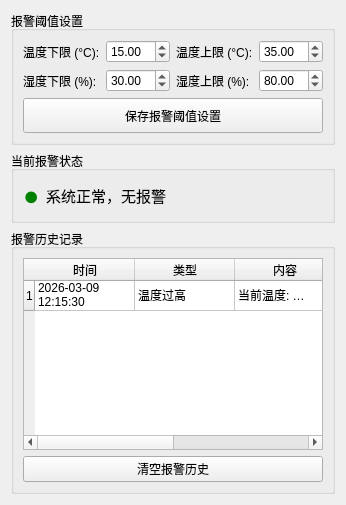
Qt form ui/alarmwidget.ui (pot-oie/SmartHome) before a commit.
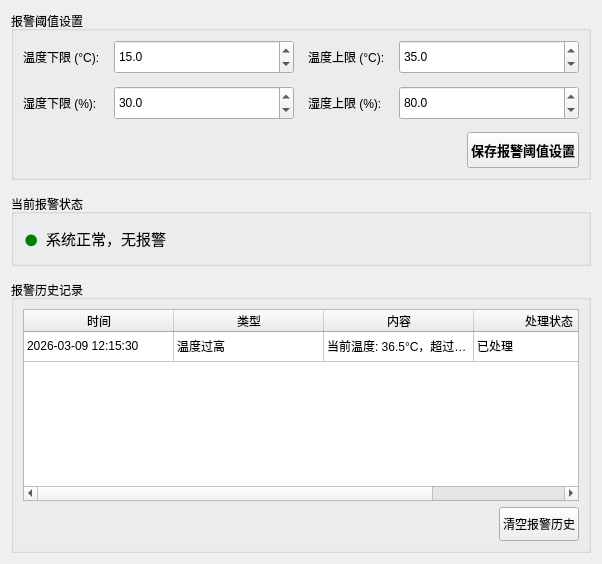
The same form after that commit.

Commit message: perf: 历史&报警UI

Diff of the .ui file:
```diff
--- a/ui/alarmwidget.ui
+++ b/ui/alarmwidget.ui
@@ -3,10 +3,19 @@
  <class>AlarmWidget</class>
  <widget class="QWidget" name="AlarmWidget">
   <layout class="QVBoxLayout" name="verticalLayout">
+    <property name="spacing">
+     <number>14</number>
+    </property>
    <item>
     <widget class="QGroupBox" name="groupBox_thresholds">
      <property name="title"><string>报警阈值设置</string></property>
      <layout class="QGridLayout" name="gridLayout_thresholds">
+        <property name="horizontalSpacing">
+         <number>14</number>
+        </property>
+        <property name="verticalSpacing">
+         <number>12</number>
+        </property>
       <item row="0" column="0">
        <widget class="QLabel" name="label_tempMin">
         <property name="text"><string>温度下限 (°C):</string></property>
@@ -14,6 +23,18 @@
       </item>
       <item row="0" column="1">
        <widget class="QDoubleSpinBox" name="doubleSpinBox_tempMin">
+          <property name="minimumSize">
+            <size>
+             <width>180</width>
+             <height>34</height>
+            </size>
+          </property>
+          <property name="decimals">
+            <number>1</number>
+          </property>
+          <property name="singleStep">
+            <double>0.500000000000000</double>
+          </property>
         <property name="minimum"><double>-20.000000000000000</double></property>
         <property name="maximum"><double>50.000000000000000</double></property>
         <property name="value"><double>15.000000000000000</double></property>
@@ -26,6 +47,18 @@
       </item>
       <item row="0" column="3">
        <widget class="QDoubleSpinBox" name="doubleSpinBox_tempMax">
+                <property name="minimumSize">
+                 <size>
+                    <width>180</width>
+                    <height>34</height>
+                 </size>
+                </property>
+                <property name="decimals">
+                 <number>1</number>
+                </property>
+                <property name="singleStep">
+                 <double>0.500000000000000</double>
+                </property>
         <property name="minimum"><double>-20.000000000000000</double></property>
         <property name="maximum"><double>50.000000000000000</double></property>
         <property name="value"><double>35.000000000000000</double></property>
@@ -38,6 +71,18 @@
       </item>
       <item row="1" column="1">
        <widget class="QDoubleSpinBox" name="doubleSpinBox_humidityMin">
+                <property name="minimumSize">
+                 <size>
+                    <width>180</width>
+                    <height>34</height>
+                 </size>
+                </property>
+                <property name="decimals">
+                 <number>1</number>
+                </property>
+                <property name="singleStep">
+                 <double>1.000000000000000</double>
+                </property>
         <property name="maximum"><double>100.000000000000000</double></property>
         <property name="value"><double>30.000000000000000</double></property>
        </widget>
@@ -49,15 +94,39 @@
       </item>
       <item row="1" column="3">
        <widget class="QDoubleSpinBox" name="doubleSpinBox_humidityMax">
+        <property name="minimumSize">
+         <size>
+          <width>180</width>
+          <height>34</height>
+         </size>
+        </property>
+        <property name="decimals">
+         <number>1</number>
+        </property>
+        <property name="singleStep">
+         <double>1.000000000000000</double>
+        </property>
         <property name="maximum"><double>100.000000000000000</double></property>
         <property name="value"><double>80.000000000000000</double></property>
        </widget>
       </item>
       <item row="2" column="0" colspan="4">
-       <widget class="QPushButton" name="btnSaveThresholds">
-        <property name="text"><string>保存报警阈值设置</string></property>
-        <property name="minimumSize"><size><width>0</width><height>35</height></size></property>
-       </widget>
+       <layout class="QHBoxLayout" name="horizontalLayout_thresholdAction">
+        <item>
+         <spacer name="horizontalSpacer_thresholdAction">
+          <property name="orientation"><enum>Qt::Horizontal</enum></property>
+          <property name="sizeHint" stdset="0"><size><width>40</width><height>20</height></size></property>
+         </spacer>
+        </item>
+        <item>
+         <widget class="QPushButton" name="btnSaveThresholds">
+          <property name="text"><string>保存报警阈值设置</string></property>
+          <property name="minimumSize"><size><width>0</width><height>36</height></size></property>
+          <property name="maximumSize"><size><width>220</width><height>40</height></size></property>
+          <property name="font"><font><pointsize>10</pointsize><weight>63</weight><bold>true</bold></font></property>
+         </widget>
+        </item>
+       </layout>
       </item>
      </layout>
     </widget>
@@ -95,7 +164,23 @@
      <layout class="QVBoxLayout" name="verticalLayout_history">
       <item>
        <widget class="QTableWidget" name="tableWidget_alarmLogs">
+                 <property name="sizePolicy">
+                    <sizepolicy hsizetype="Expanding" vsizetype="Expanding">
+                     <horstretch>0</horstretch>
+                     <verstretch>0</verstretch>
+                    </sizepolicy>
+                 </property>
         <property name="alternatingRowColors"><bool>true</bool></property>
+                 <property name="showGrid"><bool>true</bool></property>
+                 <property name="editTriggers">
+                    <set>QAbstractItemView::NoEditTriggers</set>
+                 </property>
+                 <property name="selectionMode">
+                    <enum>QAbstractItemView::SingleSelection</enum>
+                 </property>
+                 <property name="selectionBehavior">
+                    <enum>QAbstractItemView::SelectRows</enum>
+                 </property>
         <property name="columnCount"><number>4</number></property>
         <column><property name="text"><string>时间</string></property></column>
         <column><property name="text"><string>类型</string></property></column>
@@ -116,12 +201,43 @@
         <item row="0" column="3">
          <property name="text"><string>已处理</string></property>
         </item>
+                <attribute name="horizontalHeaderDefaultSectionSize">
+                 <number>150</number>
+                </attribute>
+                <attribute name="horizontalHeaderStretchLastSection">
+                 <bool>true</bool>
+                </attribute>
+                <attribute name="verticalHeaderVisible">
+                 <bool>false</bool>
+                </attribute>
        </widget>
       </item>
       <item>
-       <widget class="QPushButton" name="btnClearLogs">
-        <property name="text"><string>清空报警历史</string></property>
-       </widget>
+       <layout class="QHBoxLayout" name="horizontalLayout_clearLogs">
+        <item>
+         <spacer name="horizontalSpacer_clearLogs">
+          <property name="orientation"><enum>Qt::Horizontal</enum></property>
+          <property name="sizeHint" stdset="0"><size><width>40</width><height>20</height></size></property>
+         </spacer>
+        </item>
+        <item>
+         <widget class="QPushButton" name="btnClearLogs">
+          <property name="text"><string>清空报警历史</string></property>
+          <property name="minimumSize">
+           <size>
+            <width>0</width>
+            <height>34</height>
+           </size>
+          </property>
+          <property name="maximumSize">
+           <size>
+            <width>180</width>
+            <height>38</height>
+           </size>
+          </property>
+         </widget>
+        </item>
+       </layout>
       </item>
      </layout>
     </widget>
```
The commit also changes 3 other files.
